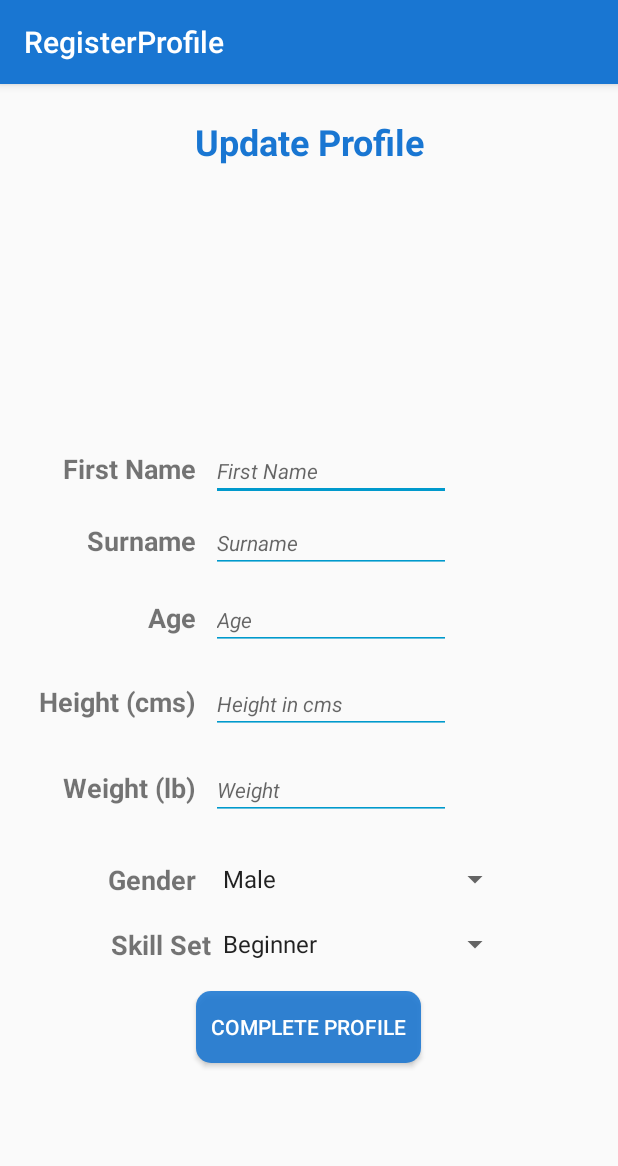
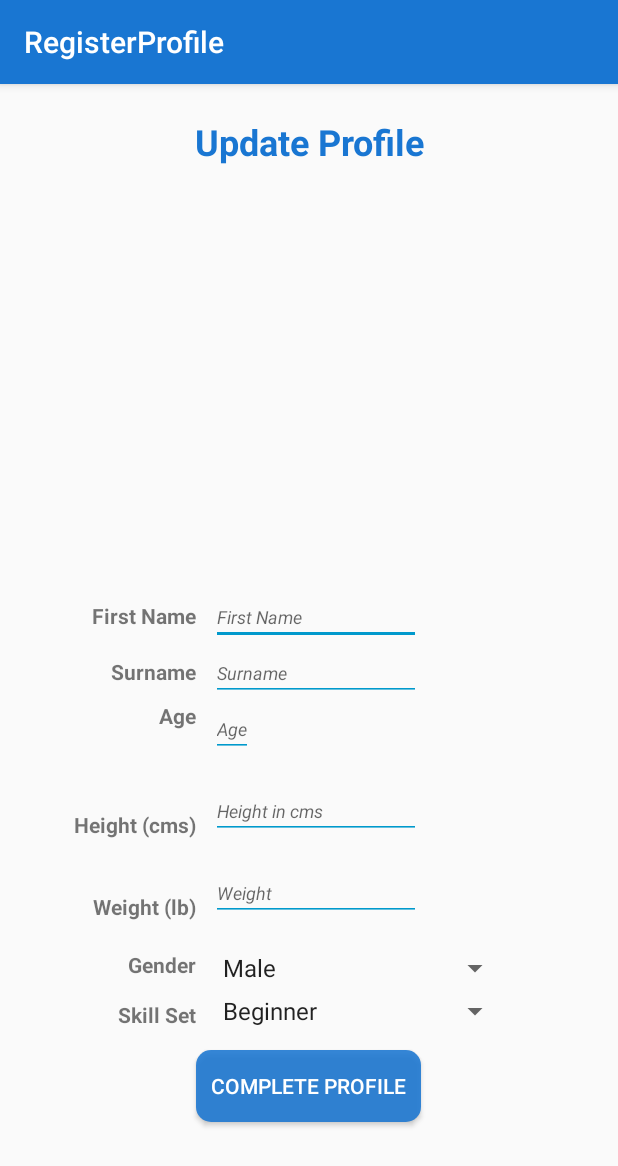
Before and after one commit to LauraDouglas24/HoopHacksApp, an Android app: the RegisterProfile screen opened directly, with no data from a screen before it, on a phone screen of 412 x 824 dp. Shown: the top 1166 px of the screen. Run offline under Robolectric (Android 15) with nearby library versions, the light colour scheme and no system bars; our stand-ins replace Firebase (no records; nobody signed in at launch, a user with empty details on screens opened directly).

Commit message:
Modifying Layout of both profiles

```diff
--- a/app/src/main/java/com/hoophacks/hoophacks3/RegisterProfile.java
+++ b/app/src/main/java/com/hoophacks/hoophacks3/RegisterProfile.java
@@ -1,5 +1,6 @@
 package com.hoophacks.hoophacks3;
 
+import android.annotation.SuppressLint;
 import android.content.Intent;
 import android.os.Bundle;
 import android.support.annotation.NonNull;
@@ -15,6 +16,7 @@ import android.widget.ArrayAdapter;
 import android.widget.Button;
 import android.widget.EditText;
 import android.widget.Spinner;
+import android.widget.TextView;
 
 import com.google.android.gms.tasks.OnCompleteListener;
 import com.google.android.gms.tasks.Task;
@@ -56,11 +58,11 @@ public class RegisterProfile extends AppCompatActivity implements View.OnClickLi
         Toolbar toolbar = findViewById(R.id.toolbar);
         setSupportActionBar(toolbar);
 
-        etFirstName = findViewById(R.id.etFirstName);
-        etSurname = findViewById(R.id.etSurname);
-        etAge = findViewById(R.id.etAge);
-        etHeight = findViewById(R.id.etHeight);
-        etWeight = findViewById(R.id.etWeight);
+        etFirstName = (EditText) findViewById(R.id.etFirstName);
+        etSurname = (EditText) findViewById(R.id.etSurname);
+        etAge = (EditText) findViewById(R.id.etAge);
+        etHeight = (EditText) findViewById(R.id.etHeight);
+        etWeight = (EditText) findViewById(R.id.etWeight);
 
         bUpdateProfile = findViewById(R.id.bUpdateProfile);
         bUpdateProfile.setOnClickListener(this);
--- a/app/src/main/res/layout/content_register_profile.xml
+++ b/app/src/main/res/layout/content_register_profile.xml
@@ -38,9 +38,9 @@
             android:layout_height="wrap_content"
             android:layout_alignBaseline="@+id/etFirstName"
             android:layout_alignBottom="@+id/etFirstName"
-            android:layout_alignEnd="@+id/tvSurname"
+            android:layout_toStartOf="@+id/etFirstName"
             android:text="First Name"
-            android:textSize="18sp"
+            android:textSize="14sp"
             android:textStyle="bold" />
 
         <EditText
@@ -49,7 +49,6 @@
             android:layout_height="wrap_content"
             android:layout_above="@+id/etSurname"
             android:layout_alignStart="@+id/bUpdateProfile"
-            android:layout_marginBottom="8dp"
             android:layout_marginStart="10dp"
             android:backgroundTint="@android:color/holo_blue_dark"
             android:ems="10"
@@ -57,7 +56,7 @@
             android:inputType="text"
             android:selectAllOnFocus="false"
             android:singleLine="false"
-            android:textSize="14sp"
+            android:textSize="12sp"
             android:textStyle="italic"
             tools:layout_editor_absoluteX="85dp"
             tools:layout_editor_absoluteY="113dp" />
@@ -68,9 +67,9 @@
             android:layout_height="wrap_content"
             android:layout_alignBaseline="@+id/etSurname"
             android:layout_alignBottom="@+id/etSurname"
-            android:layout_alignEnd="@+id/tvHeight"
+            android:layout_toStartOf="@+id/etFirstName"
             android:text="Surname"
-            android:textSize="18sp"
+            android:textSize="14sp"
             android:textStyle="bold" />
 
         <EditText
@@ -79,12 +78,11 @@
             android:layout_height="wrap_content"
             android:layout_above="@+id/etAge"
             android:layout_alignStart="@+id/etFirstName"
-            android:layout_marginBottom="11dp"
             android:backgroundTint="@android:color/holo_blue_dark"
             android:ems="10"
             android:hint="Surname"
             android:inputType="text"
-            android:textSize="14sp"
+            android:textSize="12sp"
             android:textStyle="italic"
             tools:layout_editor_absoluteX="85dp"
             tools:layout_editor_absoluteY="113dp" />
@@ -93,11 +91,10 @@
             android:id="@+id/tvAge"
             android:layout_width="wrap_content"
             android:layout_height="wrap_content"
-            android:layout_alignBaseline="@+id/etAge"
-            android:layout_alignBottom="@+id/etAge"
-            android:layout_alignEnd="@+id/tvHeight"
+            android:layout_alignEnd="@+id/tvSurname"
+            android:layout_below="@+id/etSurname"
             android:text="Age"
-            android:textSize="18sp"
+            android:textSize="14sp"
             android:textStyle="bold" />
 
         <EditText
@@ -106,12 +103,11 @@
             android:layout_height="wrap_content"
             android:layout_above="@+id/etHeight"
             android:layout_alignStart="@+id/etSurname"
-            android:layout_marginBottom="16dp"
+            android:layout_marginBottom="17dp"
             android:backgroundTint="@android:color/holo_blue_dark"
-            android:ems="10"
             android:hint="Age"
             android:inputType="number"
-            android:textSize="14sp"
+            android:textSize="12sp"
             android:textStyle="italic"
             tools:layout_editor_absoluteX="85dp"
             tools:layout_editor_absoluteY="113dp" />
@@ -120,11 +116,10 @@
             android:id="@+id/tvHeight"
             android:layout_width="wrap_content"
             android:layout_height="wrap_content"
-            android:layout_alignBaseline="@+id/etHeight"
             android:layout_alignBottom="@+id/etHeight"
-            android:layout_alignEnd="@+id/tvWeight"
+            android:layout_alignEnd="@+id/tvFirstName"
             android:text="Height (cms)"
-            android:textSize="18sp"
+            android:textSize="14sp"
             android:textStyle="bold" />
 
         <EditText
@@ -139,7 +134,7 @@
             android:hint="Height in cms"
             android:inputType="numberDecimal"
             android:textAllCaps="false"
-            android:textSize="14sp"
+            android:textSize="12sp"
             android:textStyle="italic"
             tools:layout_editor_absoluteX="85dp"
             tools:layout_editor_absoluteY="59dp" />
@@ -148,25 +143,24 @@
             android:id="@+id/tvWeight"
             android:layout_width="wrap_content"
             android:layout_height="wrap_content"
-            android:layout_alignBaseline="@+id/etWeight"
-            android:layout_alignBottom="@+id/etWeight"
+            android:layout_above="@+id/tvGender"
             android:layout_alignEnd="@+id/tvGender"
+            android:layout_marginBottom="19dp"
             android:text="Weight (lb)"
-            android:textSize="18sp"
+            android:textSize="14sp"
             android:textStyle="bold" />
 
         <EditText
             android:id="@+id/etWeight"
             android:layout_width="wrap_content"
             android:layout_height="wrap_content"
-            android:layout_above="@+id/genderSpinner"
+            android:layout_alignBottom="@+id/tvWeight"
             android:layout_alignStart="@+id/etHeight"
-            android:layout_marginBottom="27dp"
             android:backgroundTint="@android:color/holo_blue_dark"
             android:ems="10"
             android:hint="Weight"
             android:inputType="numberDecimal"
-            android:textSize="14sp"
+            android:textSize="12sp"
             android:textStyle="italic"
             tools:layout_editor_absoluteX="85dp"
             tools:layout_editor_absoluteY="7dp" />
@@ -175,29 +169,31 @@
             android:id="@+id/tvGender"
             android:layout_width="wrap_content"
             android:layout_height="wrap_content"
+            android:layout_alignEnd="@+id/tvSkill"
             android:layout_alignTop="@+id/genderSpinner"
-            android:layout_toStartOf="@+id/bUpdateProfile"
             android:text="Gender"
-            android:textSize="18sp"
+            android:textSize="14sp"
             android:textStyle="bold" />
 
         <Spinner
             android:id="@+id/genderSpinner"
             android:layout_width="200dp"
             android:layout_height="wrap_content"
-            android:layout_above="@+id/skillSpinner"
+            android:layout_above="@+id/tvSkill"
             android:layout_alignStart="@+id/etWeight"
-            android:layout_marginBottom="19dp"
-            android:spinnerMode="dropdown" />
+            android:layout_marginBottom="9dp"
+            android:text="Gender Here"
+            android:textSize="12sp"
+            android:textStyle="italic" />
 
         <TextView
             android:id="@+id/tvSkill"
             android:layout_width="wrap_content"
             android:layout_height="wrap_content"
-            android:layout_alignTop="@+id/skillSpinner"
-            android:layout_toStartOf="@+id/skillSpinner"
+            android:layout_alignBottom="@+id/skillSpinner"
+            android:layout_toStartOf="@+id/bUpdateProfile"
             android:text="Skill Set"
-            android:textSize="18sp"
+            android:textSize="14sp"
             android:textStyle="bold" />
 
         <Spinner
@@ -206,8 +202,10 @@
             android:layout_height="wrap_content"
             android:layout_above="@+id/bUpdateProfile"
             android:layout_alignStart="@+id/genderSpinner"
-            android:layout_marginBottom="19dp"
-            android:spinnerMode="dropdown" />
+            android:layout_marginBottom="14dp"
+            android:text="Skill Set Here"
+            android:textSize="12sp"
+            android:textStyle="italic" />
 
         <Button
             android:id="@+id/bUpdateProfile"
@@ -215,10 +213,11 @@
             android:layout_height="wrap_content"
             android:layout_alignParentBottom="true"
             android:layout_centerHorizontal="true"
-            android:layout_marginBottom="115dp"
+            android:layout_marginBottom="76dp"
             android:background="@drawable/button"
             android:gravity="center_vertical|center_horizontal"
             android:text="Complete Profile"
             android:textColor="#ffffff" />
-    </RelativeLayout>
+        </RelativeLayout>
+
 </android.support.constraint.ConstraintLayout>
```
Also changed, not shown: app/src/main/res/layout/content_user_profile.xml (+31 -30 lines).
